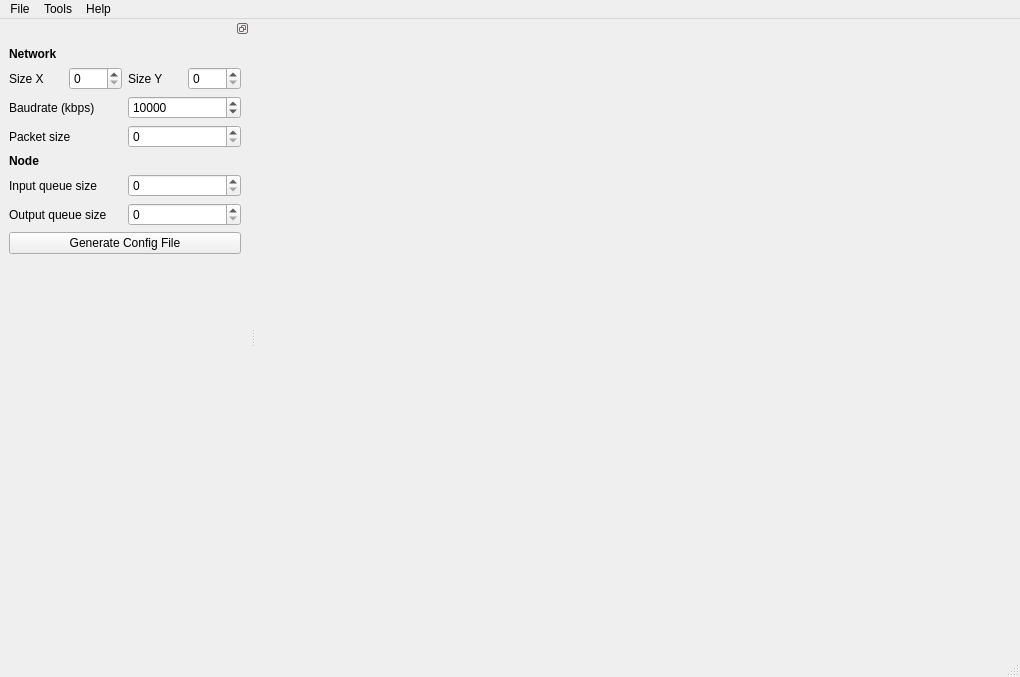
Qt form data-manager/noc-ui-rev2/noc.ui (joaofl/noc) before a commit.
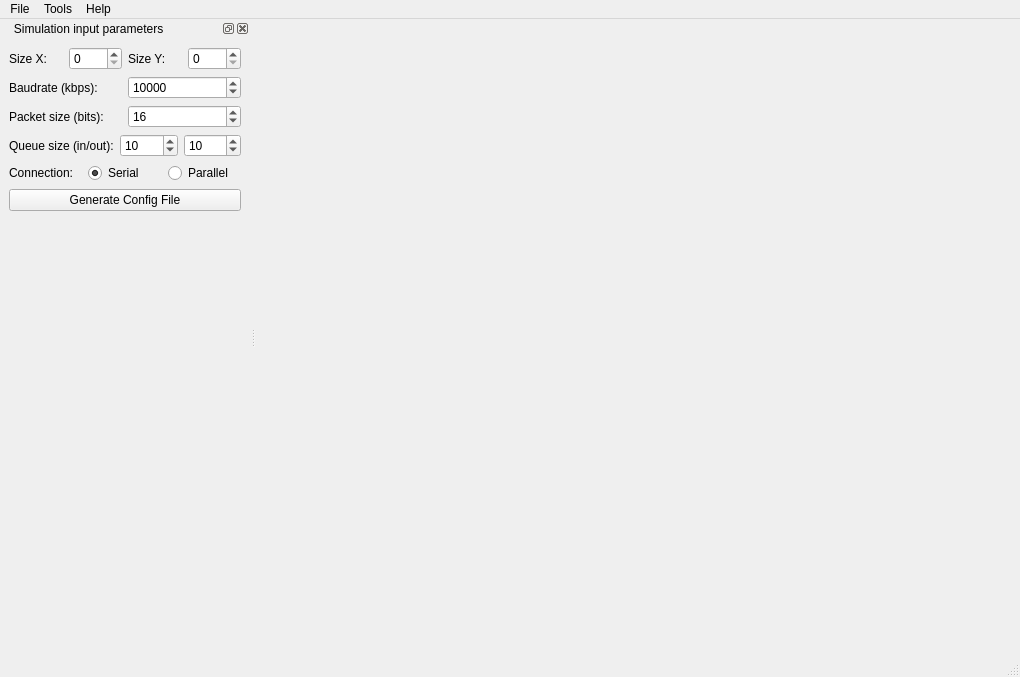
The same form after that commit. Icons and pictures are not drawn.

Commit message: Simulation now runs with the helper, but it is still missing the trace sources installation

Diff of the .ui file:
```diff
--- a/data-manager/noc-ui-rev2/noc.ui
+++ b/data-manager/noc-ui-rev2/noc.ui
@@ -32,6 +32,12 @@
    <iconset>
     <normaloff>../../../Downloads/Bokehlicia-Pacifica-Utilities-terminal.ico</normaloff>../../../Downloads/Bokehlicia-Pacifica-Utilities-terminal.ico</iconset>
   </property>
+  <property name="autoFillBackground">
+   <bool>false</bool>
+  </property>
+  <property name="tabShape">
+   <enum>QTabWidget::Rounded</enum>
+  </property>
   <widget class="QWidget" name="centralwidget">
    <property name="enabled">
     <bool>true</bool>
@@ -45,39 +51,35 @@
   </widget>
   <widget class="QStatusBar" name="statusbar"/>
   <widget class="QDockWidget" name="dockWidgetComm">
+   <property name="sizePolicy">
+    <sizepolicy hsizetype="Preferred" vsizetype="Preferred">
+     <horstretch>0</horstretch>
+     <verstretch>0</verstretch>
+    </sizepolicy>
+   </property>
    <property name="minimumSize">
     <size>
      <width>250</width>
-     <height>323</height>
+     <height>332</height>
     </size>
    </property>
    <property name="features">
-    <set>QDockWidget::DockWidgetFloatable|QDockWidget::DockWidgetMovable</set>
+    <set>QDockWidget::AllDockWidgetFeatures</set>
+   </property>
+   <property name="windowTitle">
+    <string>   Simulation input parameters</string>
    </property>
    <attribute name="dockWidgetArea">
     <number>1</number>
    </attribute>
    <widget class="QWidget" name="dockWidgetContents_3">
     <layout class="QVBoxLayout" name="verticalLayout">
-     <item>
-      <widget class="QLabel" name="label_3">
-       <property name="font">
-        <font>
-         <weight>75</weight>
-         <bold>true</bold>
-        </font>
-       </property>
-       <property name="text">
-        <string>Network</string>
-       </property>
-      </widget>
-     </item>
      <item>
       <layout class="QHBoxLayout" name="horizontalLayout">
        <item>
         <widget class="QLabel" name="label">
          <property name="text">
-          <string>Size X</string>
+          <string>Size X:</string>
          </property>
         </widget>
        </item>
@@ -87,7 +89,7 @@
        <item>
         <widget class="QLabel" name="label_2">
          <property name="text">
-          <string>Size Y</string>
+          <string>Size Y:</string>
          </property>
         </widget>
        </item>
@@ -101,7 +103,7 @@
        <item>
         <widget class="QLabel" name="label_7">
          <property name="text">
-          <string>Baudrate (kbps)</string>
+          <string>Baudrate (kbps):</string>
          </property>
         </widget>
        </item>
@@ -125,39 +127,47 @@
        <item>
         <widget class="QLabel" name="label_8">
          <property name="text">
-          <string>Packet size</string>
+          <string>Packet size (bits):</string>
          </property>
         </widget>
        </item>
        <item>
-        <widget class="QSpinBox" name="spinBox_7"/>
+        <widget class="QSpinBox" name="spinBox_7">
+         <property name="value">
+          <number>16</number>
+         </property>
+        </widget>
        </item>
       </layout>
      </item>
-     <item>
-      <widget class="QLabel" name="label_4">
-       <property name="font">
-        <font>
-         <weight>75</weight>
-         <bold>true</bold>
-        </font>
-       </property>
-       <property name="text">
-        <string>Node</string>
-       </property>
-      </widget>
-     </item>
      <item>
       <layout class="QHBoxLayout" name="horizontalLayout_2">
        <item>
         <widget class="QLabel" name="label_5">
          <property name="text">
-          <string>Input queue size</string>
+          <string>Queue size (in/out):</string>
          </property>
         </widget>
        </item>
        <item>
-        <widget class="QSpinBox" name="spinBox_4"/>
+        <widget class="QSpinBox" name="spinBox_4">
+         <property name="maximum">
+          <number>1000</number>
+         </property>
+         <property name="value">
+          <number>10</number>
+         </property>
+        </widget>
+       </item>
+       <item>
+        <widget class="QSpinBox" name="spinBox_6">
+         <property name="maximum">
+          <number>1000</number>
+         </property>
+         <property name="value">
+          <number>10</number>
+         </property>
+        </widget>
        </item>
       </layout>
      </item>
@@ -166,12 +176,26 @@
        <item>
         <widget class="QLabel" name="label_6">
          <property name="text">
-          <string>Output queue size</string>
+          <string>Connection:</string>
          </property>
         </widget>
        </item>
        <item>
-        <widget class="QSpinBox" name="spinBox_6"/>
+        <widget class="QRadioButton" name="radioButton_2">
+         <property name="text">
+          <string>Serial</string>
+         </property>
+         <property name="checked">
+          <bool>true</bool>
+         </property>
+        </widget>
+       </item>
+       <item>
+        <widget class="QRadioButton" name="radioButton">
+         <property name="text">
+          <string>Parallel</string>
+         </property>
+        </widget>
        </item>
       </layout>
      </item>
```
Left out of the diff: 4 changed lines with no effect on the pictures. The commit also changes 3 other files.
